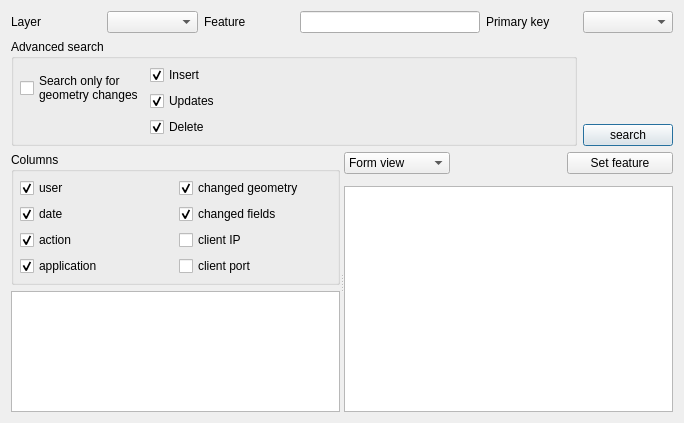
Before: the Qt Designer form ui/ui_showhistory.ui in 3nids/postgres91plusauditor, drawn with Qt 5.
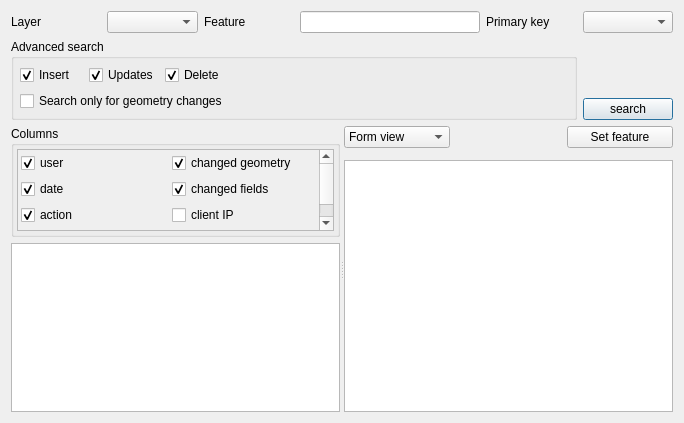
After: the same form once the commit is applied. Custom widgets are drawn as their Qt base class.

Commit message: scroll column chooser, disable editing on table widget items

The edit to the form file:
```diff
--- a/ui/ui_showhistory.ui
+++ b/ui/ui_showhistory.ui
@@ -94,17 +94,7 @@
          <property name="margin">
           <number>6</number>
          </property>
-         <item row="2" column="1">
-          <widget class="QCheckBox" name="checkBox_2">
-           <property name="text">
-            <string>Delete</string>
-           </property>
-           <property name="checked">
-            <bool>true</bool>
-           </property>
-          </widget>
-         </item>
-         <item row="1" column="1">
+         <item row="0" column="1">
           <widget class="QCheckBox" name="checkBox">
            <property name="text">
             <string>Updates</string>
@@ -114,7 +104,7 @@
            </property>
           </widget>
          </item>
-         <item row="0" column="1">
+         <item row="0" column="0">
           <widget class="QCheckBox" name="checkBox_3">
            <property name="text">
             <string>Insert</string>
@@ -124,15 +114,30 @@
            </property>
           </widget>
          </item>
-         <item row="0" column="0" rowspan="2">
+         <item row="0" column="2">
+          <widget class="QCheckBox" name="checkBox_2">
+           <property name="text">
+            <string>Delete</string>
+           </property>
+           <property name="checked">
+            <bool>true</bool>
+           </property>
+          </widget>
+         </item>
+         <item row="1" column="0" colspan="3">
           <widget class="QCheckBox" name="searchOnlyGeometry">
+           <property name="sizePolicy">
+            <sizepolicy hsizetype="Minimum" vsizetype="Fixed">
+             <horstretch>0</horstretch>
+             <verstretch>0</verstretch>
+            </sizepolicy>
+           </property>
            <property name="text">
-            <string>Search only for 
-geometry changes</string>
+            <string>Search only for geometry changes</string>
            </property>
           </widget>
          </item>
-         <item row="1" column="2">
+         <item row="0" column="3">
           <spacer name="horizontalSpacer_2">
            <property name="orientation">
             <enum>Qt::Horizontal</enum>
@@ -187,8 +192,36 @@
          </property>
          <layout class="QGridLayout" name="gridLayout_7">
           <property name="margin">
-           <number>6</number>
+           <number>3</number>
           </property>
+          <item row="0" column="0">
+           <widget class="QScrollArea" name="scrollArea">
+            <property name="widgetResizable">
+             <bool>true</bool>
+            </property>
+            <widget class="QWidget" name="scrollAreaWidgetContents">
+             <property name="geometry">
+              <rect>
+               <x>0</x>
+               <y>0</y>
+               <width>291</width>
+               <height>83</height>
+              </rect>
+             </property>
+             <layout class="QGridLayout" name="gridLayout_9">
+              <property name="margin">
+               <number>3</number>
+              </property>
+              <item row="1" column="0">
+               <widget class="QCheckBox" name="displayColumnDate">
+                <property name="text">
+                 <string>date</string>
+                </property>
+                <property name="checked">
+                 <bool>true</bool>
+                </property>
+               </widget>
+              </item>
           <item row="1" column="1">
            <widget class="QCheckBox" name="displayColumnChangedFields">
             <property name="text">
@@ -199,20 +232,6 @@
             </property>
            </widget>
           </item>
-          <item row="3" column="1">
-           <widget class="QCheckBox" name="displayColumnClientIP">
-            <property name="text">
-             <string>client IP</string>
-            </property>
-           </widget>
-          </item>
-          <item row="4" column="1">
-           <widget class="QCheckBox" name="displayColumnClientPort">
-            <property name="text">
-             <string>client port</string>
-            </property>
-           </widget>
-          </item>
           <item row="0" column="1">
            <widget class="QCheckBox" name="displayColumnChangedGeometry">
             <property name="text">
@@ -223,6 +242,13 @@
             </property>
            </widget>
           </item>
+              <item row="2" column="1">
+               <widget class="QCheckBox" name="displayColumnClientIP">
+                <property name="text">
+                 <string>client IP</string>
+                </property>
+               </widget>
+              </item>
           <item row="0" column="0">
            <widget class="QCheckBox" name="displayColumnUser">
             <property name="text">
@@ -233,17 +259,7 @@
             </property>
            </widget>
           </item>
-          <item row="1" column="0">
-           <widget class="QCheckBox" name="displayColumnDate">
-            <property name="text">
-             <string>date</string>
-            </property>
-            <property name="checked">
-             <bool>true</bool>
-            </property>
-           </widget>
-          </item>
-          <item row="3" column="0">
+              <item row="2" column="0">
            <widget class="QCheckBox" name="displayColumnAction">
             <property name="text">
              <string>action</string>
@@ -253,7 +269,7 @@
             </property>
            </widget>
           </item>
-          <item row="4" column="0">
+              <item row="3" column="0">
            <widget class="QCheckBox" name="displayColumnApplication">
             <property name="text">
              <string>application</string>
@@ -261,6 +277,17 @@
             <property name="checked">
              <bool>true</bool>
             </property>
+               </widget>
+              </item>
+              <item row="3" column="1">
+               <widget class="QCheckBox" name="displayColumnClientPort">
+                <property name="text">
+                 <string>client port</string>
+                </property>
+               </widget>
+              </item>
+             </layout>
+            </widget>
            </widget>
           </item>
          </layout>
```
Lines whose indentation alone changed are shown as unchanged. The commit also changes 1 other file.
